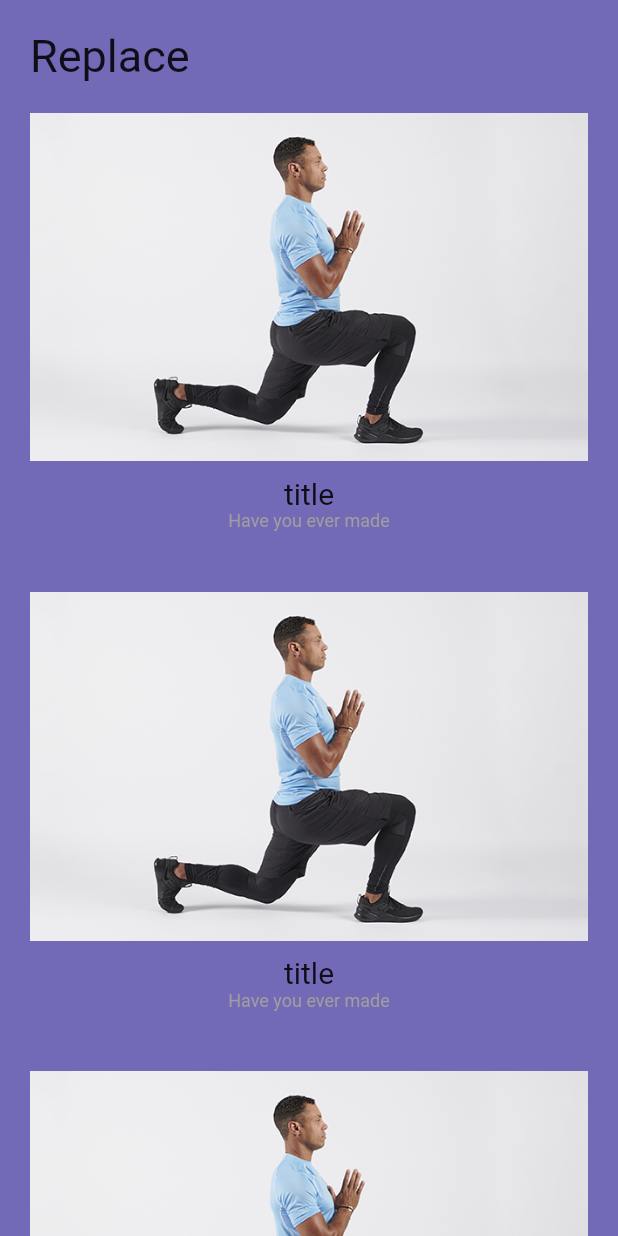
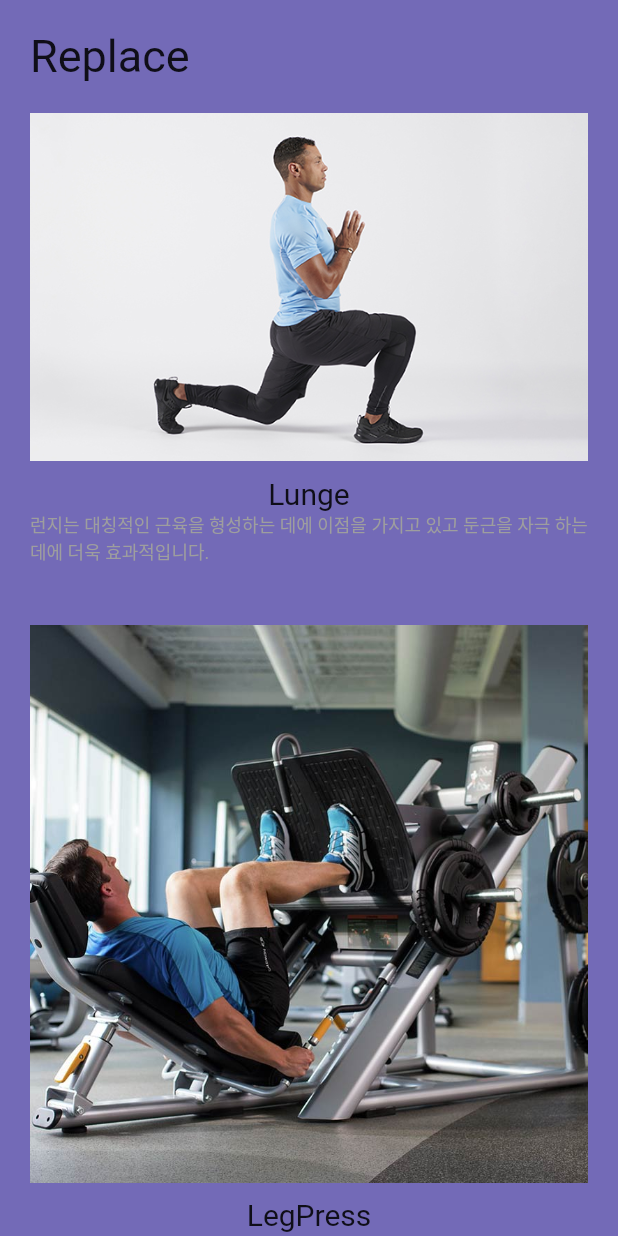
Before and after one commit to tae-h-yang/APP_IoT_PowerManual_PowerManual, a Flutter app: the replaceSquatsPage screen opened directly, on a phone screen of 412 x 824 dp. Run offline on Flutter 3.47's test engine with Material 2 defaults, Android fonts, the phone set to English and light mode, and no system bars; our stand-ins replace youtube_player_iframe.

Commit message:
스쿼트 replace 화면 내용 추가, 해당 페이지 스크롤 기능 추가 필요함

```diff
--- a/myapp/lib/replace/component/replaceSquatsListItem.dart
+++ b/myapp/lib/replace/component/replaceSquatsListItem.dart
@@ -1,11 +1,11 @@
 import 'package:flutter/material.dart';
 
-class replaceSquatsItem extends StatelessWidget{
+class replaceSquatsItem1 extends StatelessWidget{
 
-  final String imageName;
-  final String title;
+  //final String imageName;
+  //final String title;
 
-  const replaceSquatsItem(this.imageName, this.title);
+  //const replaceSquatsItem1(this.imageName, this.title);
 
 
   @override
@@ -17,10 +17,10 @@ class replaceSquatsItem extends StatelessWidget{
         Image.asset("assets/img/Lunge.jpg"),
         SizedBox(height: 10,),
         Text(
-          title,
+          "Lunge",
           style: TextStyle(fontSize: 20),
         ),
-        Text("Have you ever made",
+        Text("런지는 대칭적인 근육을 형성하는 데에 이점을 가지고 있고 둔근을 자극 하는 데에 더욱 효과적입니다.",
         style: TextStyle(
           color: Colors.grey,
           fontSize: 12,
@@ -32,3 +32,63 @@ class replaceSquatsItem extends StatelessWidget{
 
   }
 }
+
+class replaceSquatsItem2 extends StatelessWidget{
+
+
+
+
+  @override
+  Widget build(BuildContext context){
+    return Padding(
+      padding: const EdgeInsets.symmetric(vertical: 20),
+      child: Column(
+      children: [
+        Image.asset("assets/img/LegPress.jpg"),
+        SizedBox(height: 10,),
+        Text(
+          "LegPress",
+          style: TextStyle(fontSize: 20),
+        ),
+        Text("레그프레스는 다리 근육에 더욱 많은 자극이 주어지며 초보자들이 수행하기 좋은 운동입니다.",
+        style: TextStyle(
+          color: Colors.grey,
+          fontSize: 12,
+        ),
+        )
+      ],
+    ),
+      );
+
+  }
+}
+
+class replaceSquatsItem3 extends StatelessWidget{
+
+
+
+
+  @override
+  Widget build(BuildContext context){
+    return Padding(
+      padding: const EdgeInsets.symmetric(vertical: 20),
+      child: Column(
+      children: [
+        Image.asset("assets/img/stepUp.jpg"),
+        SizedBox(height: 10,),
+        Text(
+          "Step Up",
+          style: TextStyle(fontSize: 20),
+        ),
+        Text("스텝업은 하체 다양한 부위에 자극을 줄 수 있으며 운동 능력에 따라 다양한 중량을 이용할 수 있습니다. 또한 어디에서나 쉽게 운동할 수 있는 장점도 있습니다.",
+        style: TextStyle(
+          color: Colors.grey,
+          fontSize: 12,
+        ),
+        )
+      ],
+    ),
+      );
+
+  }
+}
--- a/myapp/lib/replace/page/replaceSquatsPage.dart
+++ b/myapp/lib/replace/page/replaceSquatsPage.dart
@@ -19,9 +19,9 @@ class replaceSquatsPage extends StatelessWidget{
         children: [
           replaceSquatsTitle(),
           replaceSquatsMenu(),
-          replaceSquatsItem("mars.png", "title"),
-          replaceSquatsItem("mars.png", "title"),
-          replaceSquatsItem("mars.png", "title"),
+          replaceSquatsItem1(),
+          replaceSquatsItem2(),
+          replaceSquatsItem3(),
         ],
       ),
       ),
```
Also changed, not shown: myapp/assets/img/LegPress.jpg (added), myapp/assets/img/stepUp.jpg (added), 11 other files.
